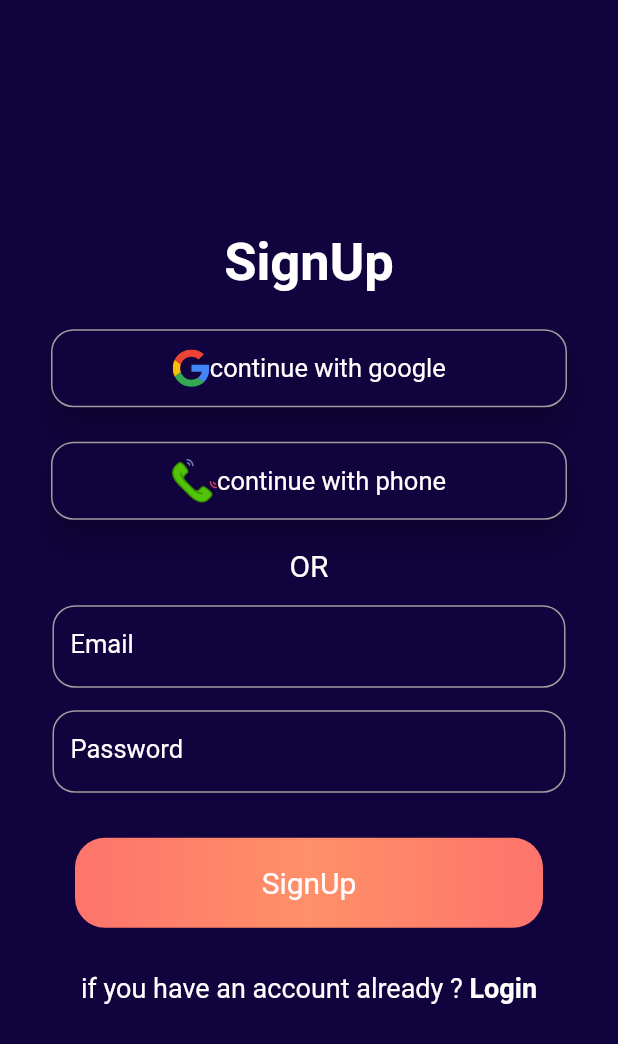
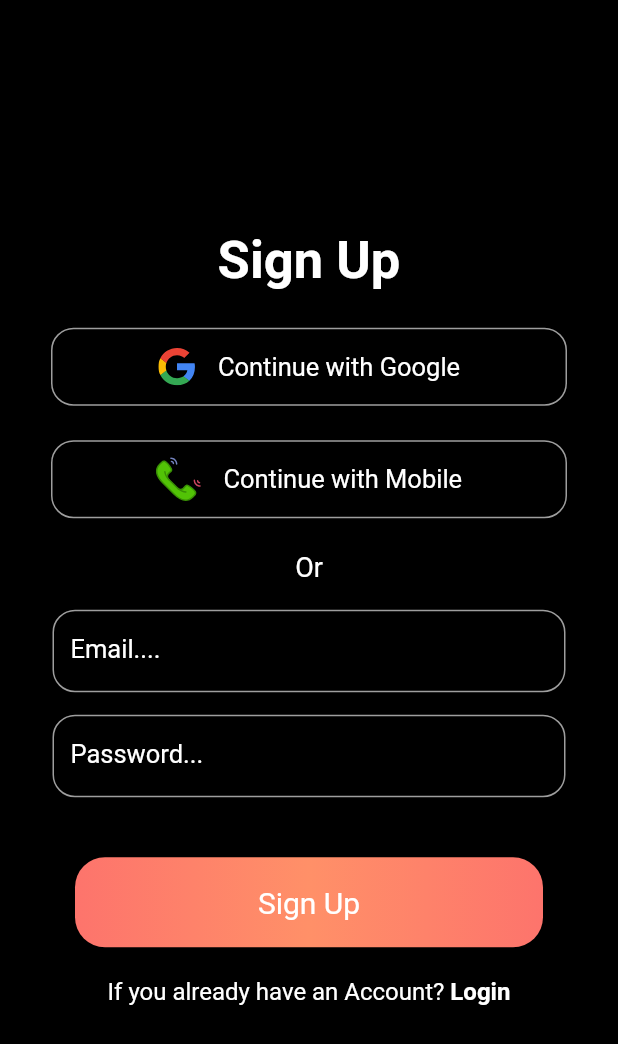
Before and after one commit to anobes6416/TodoApp, a Flutter app: the SignUpPage screen opened directly, on a phone screen of 412 x 824 dp. Shown: the top 1044 px of the screen. Run offline on Flutter 3.47's test engine with Material 2 defaults, Android fonts, the phone set to English and light mode, and no system bars; our stand-ins replace firebase_auth, firebase_core, flutter_secure_storage, flutter_svg, google_sign_in; accounts and stored records are empty; network calls fail.

Commit message:
my todo2

```diff
--- a/lib/main.dart
+++ b/lib/main.dart
@@ -1,6 +1,8 @@
 import 'package:flutter/material.dart';
 import 'package:firebase_core/firebase_core.dart';
 import 'package:firebase_auth/firebase_auth.dart' as firebase_auth;
+import 'package:todo_app/Service/Auth_Service.dart';
+import 'package:todo_app/pages/HomePage.dart';
 import 'package:todo_app/pages/SignInPage.dart';
 import 'pages/SignUpPage.dart';
 
@@ -18,22 +20,29 @@ class MyApp extends StatefulWidget {
 }
 
 class _MyAppState extends State<MyApp> {
-  firebase_auth.FirebaseAuth firebaseAuth = firebase_auth.FirebaseAuth.instance;
+  Widget currentPage = SignUpPage();
+  AuthClass authClass = AuthClass();
 
-void signup() async{
-try {
-  await firebaseAuth.createUserWithEmailAndPassword(
-    email: 'sebonaifa50@gmail.com',
-    password: 'Asdf123!@#');
-} catch (e) {
-  print(e);
-}
-}
+  @override
+void initState() {
+    // TODO: implement initState
+    super.initState();
+  }
+
+  void checkLogin() async{
+    String? token = await authClass.getToken();
+    if(token != null){
+      setState(() {
+        currentPage = HomePage();
+      });
+    }
+  }
+
 @override
   Widget build(BuildContext context) {
     return MaterialApp(
       debugShowCheckedModeBanner: false,
-      home: SignInPage(),
+      home: SignUpPage(),
     );
   }
 }
--- a/lib/pages/SignUpPage.dart
+++ b/lib/pages/SignUpPage.dart
@@ -1,18 +1,24 @@
+import 'package:todo_app/Service/Auth_Service.dart';
+import 'package:todo_app/pages/HomePage.dart';
+import 'package:todo_app/pages/SignInPage.dart';
 import 'package:flutter/material.dart';
 import 'package:flutter_svg/flutter_svg.dart';
 import 'package:firebase_auth/firebase_auth.dart' as firebase_auth;
 
 class SignUpPage extends StatefulWidget {
-  const SignUpPage({super.key});
+  SignUpPage({Key? key}) : super(key: key);
 
   @override
-  State<SignUpPage> createState() => _SignUpPageState();
+  _SignUpPageState createState() => _SignUpPageState();
 }
 
 class _SignUpPageState extends State<SignUpPage> {
   firebase_auth.FirebaseAuth firebaseAuth = firebase_auth.FirebaseAuth.instance;
   TextEditingController _emailController = TextEditingController();
   TextEditingController _pwdController = TextEditingController();
+  bool circular = false;
+  AuthClass authClass = AuthClass();
+
   @override
   Widget build(BuildContext context) {
     return Scaffold(
@@ -20,12 +26,12 @@ class _SignUpPageState extends State<SignUpPage> {
         child: Container(
           height: MediaQuery.of(context).size.height,
           width: MediaQuery.of(context).size.width,
-          color: Color.fromARGB(255, 17, 3, 61),
+          color: Colors.black,
           child: Column(
             mainAxisAlignment: MainAxisAlignment.center,
             children: [
               Text(
-                'SignUp',
+                "Sign Up",
                 style: TextStyle(
                   fontSize: 35,
                   color: Colors.white,
@@ -35,51 +41,62 @@ class _SignUpPageState extends State<SignUpPage> {
               SizedBox(
                 height: 20,
               ),
-              buttonItem("assets/google.svg","continue with google",25),
+              buttonItem("assets/google.svg", "Continue with Google", 25,
+                  () async {
+                await authClass.googleSignIn(context);
+              }),
               SizedBox(
                 height: 15,
               ),
-              buttonItem("assets/phone.svg","continue with phone",30),
+              buttonItem("assets/phone.svg", "Continue with Mobile", 30, () {
+                // Handle continue with mobile logic
+              }),
+              SizedBox(
+                height: 18,
+              ),
+              Text(
+                "Or",
+                style: TextStyle(color: Colors.white, fontSize: 18),
+              ),
+              SizedBox(
+                height: 18,
+              ),
+              textItem("Email....", _emailController, false),
               SizedBox(
                 height: 15,
               ),
-              Text(
-                'OR',
-                style: TextStyle(
-                  color: Colors.white,
-                  fontSize: 20,
-                ),),
+              textItem("Password...", _pwdController, true),
               SizedBox(
-                height: 15,
-              ),
-              textItem("Email", _emailController),
-              SizedBox(
-                height: 15,
-              ),
-              textItem("Password", _pwdController),
-              SizedBox(
-                height: 30,
+                height: 40,
               ),
               colorButton(),
               SizedBox(
-                height: 30,
+                height: 20,
               ),
               Row(
                 mainAxisAlignment: MainAxisAlignment.center,
                 children: [
                   Text(
-                    "if you have an account already ? ",
+                    "If you already have an Account? ",
                     style: TextStyle(
                       color: Colors.white,
-                      fontSize: 18,
+                      fontSize: 16,
                     ),
                   ),
-                  Text(
+                  InkWell(
+                    onTap: () {
+                      Navigator.pushAndRemoveUntil(
+                          context,
+                          MaterialPageRoute(builder: (builder) => SignInPage()),
+                          (route) => false);
+                    },
+                    child: Text(
                       "Login",
                       style: TextStyle(
                         color: Colors.white,
-                      fontSize: 18,
-                      fontWeight: FontWeight.bold,
+                        fontSize: 16,
+                        fontWeight: FontWeight.w600,
+                      ),
                     ),
                   ),
                 ],
@@ -90,23 +107,49 @@ class _SignUpPageState extends State<SignUpPage> {
       ),
     );
   }
-  Widget colorButton(){
+
+  Widget colorButton() {
     return InkWell(
-      onTap: () {},
-      child : Container(
-       width: MediaQuery.of(context).size.width-100,
+      onTap: () async {
+        setState(() {
+          circular = true;
+        });
+        try {
+          firebase_auth.UserCredential userCredential =
+              await firebaseAuth.createUserWithEmailAndPassword(
+                  email: _emailController.text, password: _pwdController.text);
+          print(userCredential.user?.email);
+          setState(() {
+            circular = false;
+          });
+          Navigator.pushAndRemoveUntil(
+              context,
+              MaterialPageRoute(builder: (builder) => HomePage()),
+              (route) => false);
+        } catch (e) {
+          final snackbar = SnackBar(content: Text(e.toString()));
+          ScaffoldMessenger.of(context).showSnackBar(snackbar);
+          setState(() {
+            circular = false;
+          });
+        }
+      },
+      child: Container(
+        width: MediaQuery.of(context).size.width - 100,
         height: 60,
         decoration: BoxDecoration(
           borderRadius: BorderRadius.circular(20),
           gradient: LinearGradient(colors: [
             Color(0xfffd746c),
             Color(0xffff9068),
-          Color(0xfffd746c),
+            Color(0xfffd746c)
           ]),
         ),
         child: Center(
-        child: Text(
-          "SignUp",
+          child: circular
+              ? CircularProgressIndicator()
+              : Text(
+                  "Sign Up",
                   style: TextStyle(
                     color: Colors.white,
                     fontSize: 20,
@@ -116,20 +159,22 @@ class _SignUpPageState extends State<SignUpPage> {
       ),
     );
   }
-  Widget buttonItem(String imagepath, String buttonname, double size)
-  {
-     return Container(
-                width: MediaQuery.of(context).size.width-60,
+
+  Widget buttonItem(
+      String imagepath, String buttonName, double size, VoidCallback onTap) {
+    return InkWell(
+      onTap: onTap,
+      child: Container(
+        width: MediaQuery.of(context).size.width - 60,
         height: 60,
         child: Card(
-                  color: Color.fromARGB(255, 17, 3, 61),
+          color: Colors.black,
           elevation: 8,
           shape: RoundedRectangleBorder(
             borderRadius: BorderRadius.circular(15),
             side: BorderSide(
               width: 1,
-                      color: Colors.grey,
-                    ),
+              color: Colors.grey),
           ),
           child: Row(
             mainAxisAlignment: MainAxisAlignment.center,
@@ -140,10 +185,10 @@ class _SignUpPageState extends State<SignUpPage> {
                 width: size,
               ),
               SizedBox(
-                        height: 15,
+                width: 15,
               ),
               Text(
-                        buttonname,
+                buttonName,
                 style: TextStyle(
                   color: Colors.white,
                   fontSize: 17,
@@ -152,17 +197,24 @@ class _SignUpPageState extends State<SignUpPage> {
             ],
           ),
         ),
+      ),
     );
   }
 
-    Widget textItem(String labelText, TextEditingController controller){
+  Widget textItem(
+      String labeltext, TextEditingController controller, bool obscureText) {
     return Container(
-         width: MediaQuery.of(context).size.width-70,
+      width: MediaQuery.of(context).size.width - 70,
       height: 55,
       child: TextFormField(
         controller: controller,
+        obscureText: obscureText,
+        style: TextStyle(
+          fontSize: 17,
+          color: Colors.white,
+        ),
         decoration: InputDecoration(
-            labelText: labelText,
+          labelText: labeltext,
           labelStyle: TextStyle(
             fontSize: 17,
             color: Colors.white,
--- a/pubspec.yaml
+++ b/pubspec.yaml
@@ -38,6 +38,8 @@ dependencies:
   firebase_core: ^2.15.1
   firebase_auth: ^4.8.0
   flutter_svg: ^2.0.7
+  google_sign_in: ^6.1.5
+  flutter_secure_storage: ^9.0.0
 
 dev_dependencies:
   flutter_test:
```
Also changed, not shown: lib/Service/Auth_Service.dart (added, +62 -0 lines), lib/pages/HomePage.dart (added, +21 -0 lines), lib/pages/SignInPage.dart (+107 -47 lines), pubspec.lock, 7 other files. Lines whose indentation alone changed are shown as unchanged.
